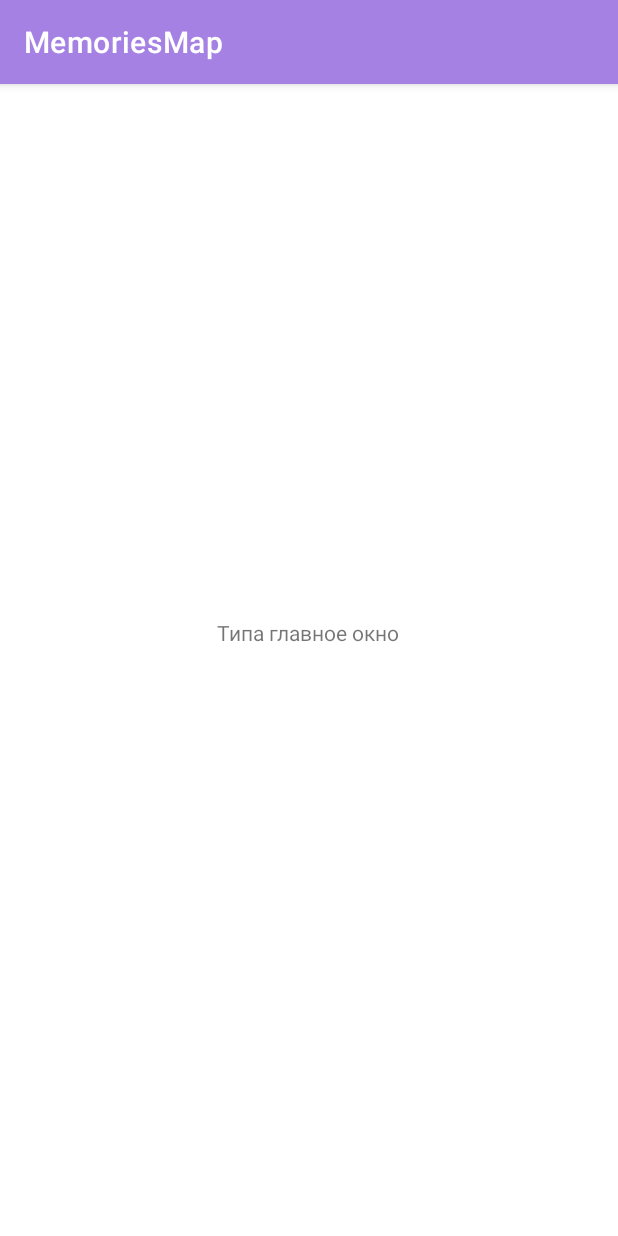
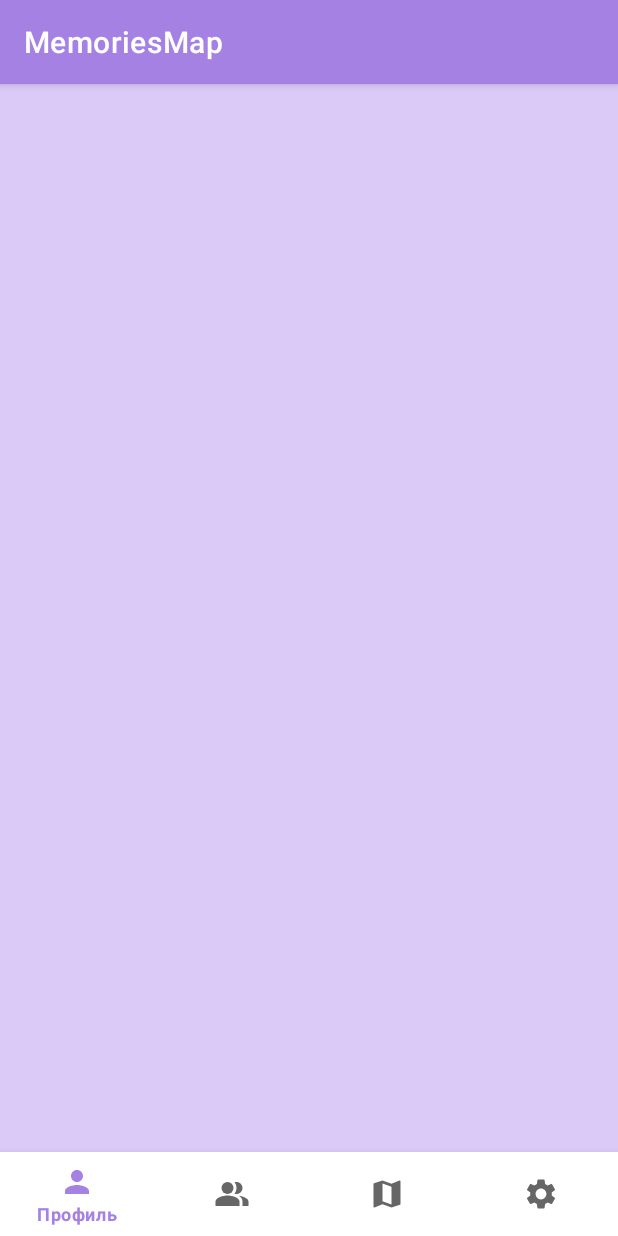
Before and after one commit to Soneech/MemoriesMap, an Android app: the fragment MainWindowFragment placed in its activity, on a phone screen of 412 x 824 dp. Run offline under Robolectric (Android 15) with nearby library versions, the phone set to English and light mode, and no system bars; our stand-ins replace Firebase (no records; nobody signed in at launch, a user with empty details on screens opened directly).

Commit message:
bottom navigation view

```diff
--- /dev/null
+++ b/app/src/main/res/drawable/ic_baseline_map_24.xml
@@ -0,0 +1,10 @@
+<vector xmlns:android="http://schemas.android.com/apk/res/android"
+    android:width="24dp"
+    android:height="24dp"
+    android:viewportWidth="24"
+    android:viewportHeight="24"
+    android:tint="?attr/colorControlNormal">
+  <path
+      android:fillColor="@android:color/white"
+      android:pathData="M20.5,3l-0.16,0.03L15,5.1 9,3 3.36,4.9c-0.21,0.07 -0.36,0.25 -0.36,0.48V20.5c0,0.28 0.22,0.5 0.5,0.5l0.16,-0.03L9,18.9l6,2.1 5.64,-1.9c0.21,-0.07 0.36,-0.25 0.36,-0.48V3.5c0,-0.28 -0.22,-0.5 -0.5,-0.5zM15,19l-6,-2.11V5l6,2.11V19z"/>
+</vector>
--- /dev/null
+++ b/app/src/main/res/drawable/ic_baseline_people_alt_24.xml
@@ -0,0 +1,23 @@
+<vector xmlns:android="http://schemas.android.com/apk/res/android"
+    android:width="24dp"
+    android:height="24dp"
+    android:viewportWidth="24"
+    android:viewportHeight="24"
+    android:tint="?attr/colorControlNormal">
+  <path
+      android:fillColor="@android:color/white"
+      android:pathData="M16.67,13.13C18.04,14.06 19,15.32 19,17v3h4v-3C23,14.82 19.43,13.53 16.67,13.13z"
+      android:fillType="evenOdd"/>
+  <path
+      android:fillColor="@android:color/white"
+      android:pathData="M9,8m-4,0a4,4 0,1 1,8 0a4,4 0,1 1,-8 0"
+      android:fillType="evenOdd"/>
+  <path
+      android:fillColor="@android:color/white"
+      android:pathData="M15,12c2.21,0 4,-1.79 4,-4c0,-2.21 -1.79,-4 -4,-4c-0.47,0 -0.91,0.1 -1.33,0.24C14.5,5.27 15,6.58 15,8s-0.5,2.73 -1.33,3.76C14.09,11.9 14.53,12 15,12z"
+      android:fillType="evenOdd"/>
+  <path
+      android:fillColor="@android:color/white"
+      android:pathData="M9,13c-2.67,0 -8,1.34 -8,4v3h16v-3C17,14.34 11.67,13 9,13z"
+      android:fillType="evenOdd"/>
+</vector>
--- /dev/null
+++ b/app/src/main/res/drawable/ic_baseline_person_24.xml
@@ -0,0 +1,10 @@
+<vector xmlns:android="http://schemas.android.com/apk/res/android"
+    android:width="24dp"
+    android:height="24dp"
+    android:viewportWidth="24"
+    android:viewportHeight="24"
+    android:tint="?attr/colorControlNormal">
+  <path
+      android:fillColor="@android:color/white"
+      android:pathData="M12,12c2.21,0 4,-1.79 4,-4s-1.79,-4 -4,-4 -4,1.79 -4,4 1.79,4 4,4zM12,14c-2.67,0 -8,1.34 -8,4v2h16v-2c0,-2.66 -5.33,-4 -8,-4z"/>
+</vector>
--- /dev/null
+++ b/app/src/main/res/drawable/ic_baseline_settings_24.xml
@@ -0,0 +1,10 @@
+<vector xmlns:android="http://schemas.android.com/apk/res/android"
+    android:width="24dp"
+    android:height="24dp"
+    android:viewportWidth="24"
+    android:viewportHeight="24"
+    android:tint="?attr/colorControlNormal">
+  <path
+      android:fillColor="@android:color/white"
+      android:pathData="M19.14,12.94c0.04,-0.3 0.06,-0.61 0.06,-0.94c0,-0.32 -0.02,-0.64 -0.07,-0.94l2.03,-1.58c0.18,-0.14 0.23,-0.41 0.12,-0.61l-1.92,-3.32c-0.12,-0.22 -0.37,-0.29 -0.59,-0.22l-2.39,0.96c-0.5,-0.38 -1.03,-0.7 -1.62,-0.94L14.4,2.81c-0.04,-0.24 -0.24,-0.41 -0.48,-0.41h-3.84c-0.24,0 -0.43,0.17 -0.47,0.41L9.25,5.35C8.66,5.59 8.12,5.92 7.63,6.29L5.24,5.33c-0.22,-0.08 -0.47,0 -0.59,0.22L2.74,8.87C2.62,9.08 2.66,9.34 2.86,9.48l2.03,1.58C4.84,11.36 4.8,11.69 4.8,12s0.02,0.64 0.07,0.94l-2.03,1.58c-0.18,0.14 -0.23,0.41 -0.12,0.61l1.92,3.32c0.12,0.22 0.37,0.29 0.59,0.22l2.39,-0.96c0.5,0.38 1.03,0.7 1.62,0.94l0.36,2.54c0.05,0.24 0.24,0.41 0.48,0.41h3.84c0.24,0 0.44,-0.17 0.47,-0.41l0.36,-2.54c0.59,-0.24 1.13,-0.56 1.62,-0.94l2.39,0.96c0.22,0.08 0.47,0 0.59,-0.22l1.92,-3.32c0.12,-0.22 0.07,-0.47 -0.12,-0.61L19.14,12.94zM12,15.6c-1.98,0 -3.6,-1.62 -3.6,-3.6s1.62,-3.6 3.6,-3.6s3.6,1.62 3.6,3.6S13.98,15.6 12,15.6z"/>
+</vector>
--- a/app/src/main/res/layout/main_window_fragment.xml
+++ b/app/src/main/res/layout/main_window_fragment.xml
@@ -5,16 +5,26 @@
     android:id="@+id/mainWindowBody"
     android:layout_width="match_parent"
     android:layout_height="match_parent"
-    tools:context=".fragments.MainWindowFragment" >
+    android:background="@color/lilac3"
+    tools:context=".fragments.MainWindowFragment">
 
-    <TextView
-        android:id="@+id/textView"
-        android:layout_width="wrap_content"
+    <FrameLayout
+        android:layout_width="0dp"
+        android:layout_height="0dp"
+        app:layout_constraintBottom_toTopOf="@+id/bottomNavigationView"
+        app:layout_constraintEnd_toEndOf="parent"
+        app:layout_constraintHorizontal_bias="0.0"
+        app:layout_constraintStart_toStartOf="parent"
+        app:layout_constraintTop_toTopOf="parent">
+
+    </FrameLayout>
+
+    <com.google.android.material.bottomnavigation.BottomNavigationView
+        android:id="@+id/bottomNavigationView"
+        android:layout_width="match_parent"
         android:layout_height="wrap_content"
-        android:layout_marginTop="356dp"
-        android:text="Типа главное окно"
+        app:layout_constraintBottom_toBottomOf="parent"
         app:layout_constraintEnd_toEndOf="parent"
-        app:layout_constraintHorizontal_bias="0.498"
         app:layout_constraintStart_toStartOf="parent"
-        app:layout_constraintTop_toTopOf="parent" />
+        app:menu="@menu/bottom_navigation_menu" />
 </androidx.constraintlayout.widget.ConstraintLayout>
--- /dev/null
+++ b/app/src/main/res/menu/bottom_navigation_menu.xml
@@ -0,0 +1,16 @@
+<?xml version="1.0" encoding="utf-8"?>
+<menu xmlns:android="http://schemas.android.com/apk/res/android">
+
+    <item android:title="@string/profile"
+        android:id="@+id/profile"
+        android:icon="@drawable/ic_baseline_person_24"/>
+    <item android:title="@string/peoples"
+        android:id="@+id/people"
+        android:icon="@drawable/ic_baseline_people_alt_24"/>
+    <item android:title="@string/map"
+        android:id="@+id/map"
+        android:icon="@drawable/ic_baseline_map_24"/>
+    <item android:title="@string/settings"
+        android:id="@+id/settings"
+        android:icon="@drawable/ic_baseline_settings_24"/>
+</menu>
--- a/app/src/main/res/values/colors.xml
+++ b/app/src/main/res/values/colors.xml
@@ -9,4 +9,5 @@
     <color name="white">#FFFFFFFF</color>
     <color name="lilac">#FFA481E3</color>
     <color name="lilac2">#FF8055CC</color>
+    <color name="lilac3">#DBCAF8</color>
 </resources>
--- a/app/src/main/res/values/strings.xml
+++ b/app/src/main/res/values/strings.xml
@@ -47,4 +47,8 @@
     <!-- Strings related to registration -->
     <string name="successful_registration_toast_text">Регистрация прошла успешно</string>
     <string name="unsuccessful_registration_toast_text">Не удалось зарегистрировать пользователя</string>
+    <string name="profile">Профиль</string>
+    <string name="peoples">Пользователи</string>
+    <string name="map">Карта</string>
+    <string name="settings">Настройки</string>
 </resources>
```
